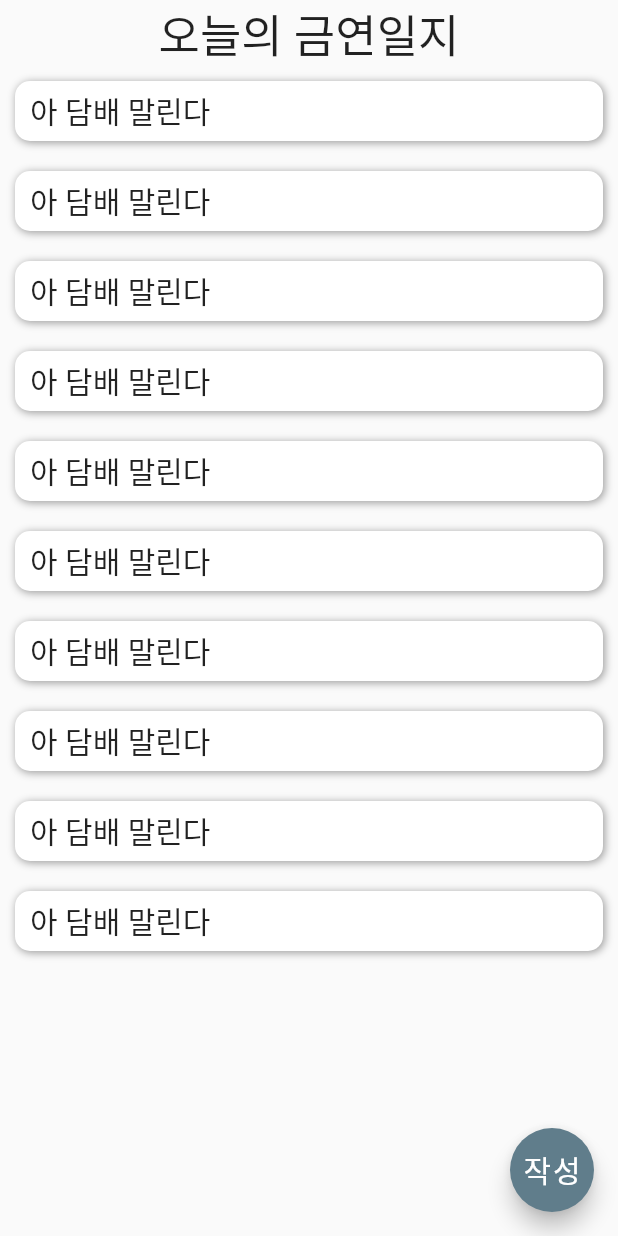
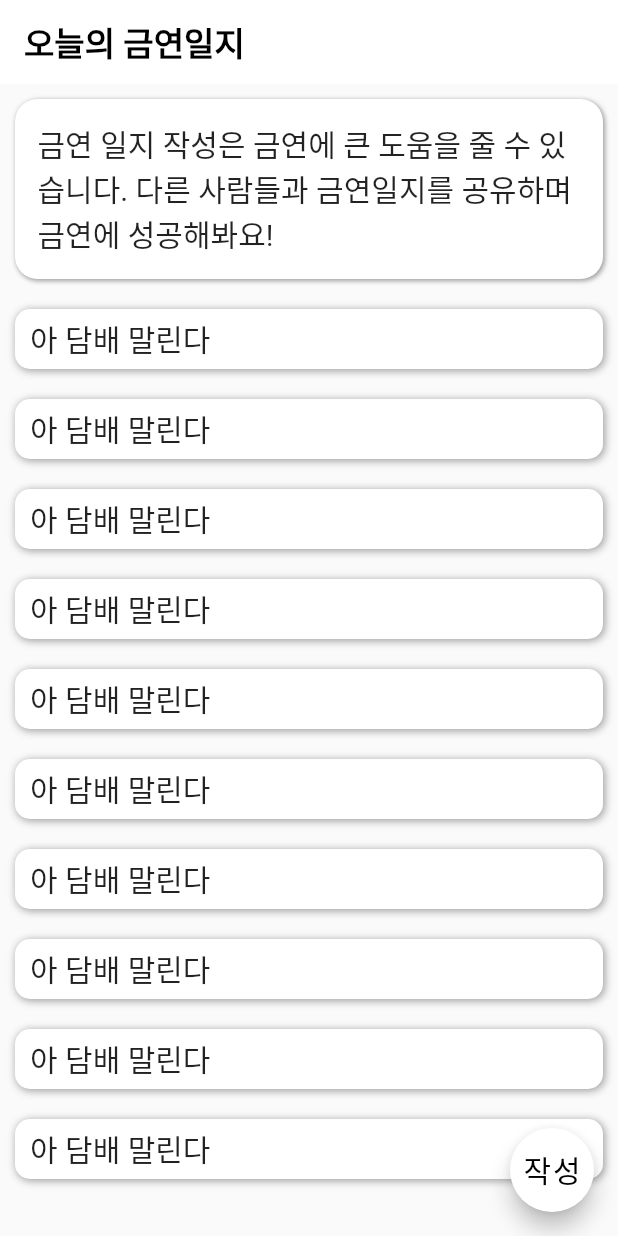
Before and after one commit to minjun-P/stop_smoking, a Flutter app: the RecordPage screen opened directly, on a phone screen of 412 x 824 dp. Run offline on Flutter 3.47's test engine with Material 2 defaults, Android fonts, the phone set to English and light mode, and no system bars; our stand-ins replace cloud_firestore, firebase_core, get, hive, hive_flutter; missing offline and left inert: flutter_vibrate; accounts and stored records are empty; Roboto replaces fonts that are missing (Kangwon).

Commit message:
꽤 진척

```diff
--- /dev/null
+++ b/lib/constants.dart
@@ -0,0 +1,23 @@
+import 'package:flutter/material.dart';
+
+// ! 메인 컬러
+const MaterialColor mWhite = MaterialColor(
+  0xFFFFFFFF,
+  <int, Color>{
+    50: Color(0xFFFFFFFF),
+    100: Color(0xFFFFFFFF),
+    200: Color(0xFFFFFFFF),
+    300: Color(0xFFFFFFFF),
+    400: Color(0xFFFFFFFF),
+    500: Color(0xFFFFFFFF),
+    600: Color(0xFFFFFFFF),
+    700: Color(0xFFFFFFFF),
+    800: Color(0xFFFFFFFF),
+    900: Color(0xFFFFFFFF),
+  },
+);
+// ! 메인 그림자 값
+const BoxShadow mShadow = BoxShadow(
+    color: Colors.grey, spreadRadius: 0.2, blurRadius: 2, offset: Offset(1, 1));
+// ! 메인 borderRadius
+BorderRadius mBorderRadius = BorderRadius.circular(15);
--- a/lib/main.dart
+++ b/lib/main.dart
@@ -2,6 +2,7 @@ import 'package:flutter/material.dart';
 import 'package:get/get.dart';
 import 'package:firebase_core/firebase_core.dart';
 import 'package:hive_flutter/hive_flutter.dart';
+import 'package:stop_smoking/constants.dart';
 
 import 'package:stop_smoking/main_controller.dart';
 import 'package:stop_smoking/models/user.dart';
@@ -35,10 +36,11 @@ class MyApp extends StatelessWidget {
       debugShowCheckedModeBanner: false,
       // * 기본 테마 설정
       theme: ThemeData(
-        primarySwatch: Colors.blueGrey,
+        primarySwatch: mWhite,
         appBarTheme: const AppBarTheme(
+            elevation: 0,
             titleTextStyle: TextStyle(
-                color: Colors.white,
+                color: Colors.black,
                 fontFamily: 'Kangwon',
                 fontSize: 22,
                 fontWeight: FontWeight.bold)),
--- a/lib/pages/record_page.dart
+++ b/lib/pages/record_page.dart
@@ -1,4 +1,5 @@
 import 'package:flutter/material.dart';
+import 'package:stop_smoking/constants.dart';
 
 class RecordPage extends StatelessWidget {
   const RecordPage({Key? key}) : super(key: key);
@@ -7,49 +8,61 @@ class RecordPage extends StatelessWidget {
   Widget build(BuildContext context) {
     return SafeArea(
       child: Scaffold(
+        appBar: AppBar(
+          title: const Text('오늘의 금연일지'),
+        ),
         body: Column(
           children: [
-            Text('오늘의 금연일지',style: TextStyle(fontSize: 30),),
+            Container(
+              margin: const EdgeInsets.all(10),
+              padding: const EdgeInsets.all(15),
+              decoration: BoxDecoration(
+                  boxShadow: const [mShadow],
+                  borderRadius: mBorderRadius,
+                  color: Colors.white),
+              child: const Text(
+                  '금연 일지 작성은 금연에 큰 도움을 줄 수 있습니다. 다른 사람들과 금연일지를 공유하며 금연에 성공해봐요!'),
+            ),
             Expanded(
               child: ListView.builder(
-                  itemBuilder: (context, index){
+                itemBuilder: (context, index) {
                   return Container(
                     height: 40,
-                      margin: EdgeInsets.all(10),
+                    margin: const EdgeInsets.all(10),
                     decoration: BoxDecoration(
-                        boxShadow: [
+                        boxShadow: const [
                           BoxShadow(
                               color: Colors.grey,
                               spreadRadius: 0.2,
                               blurRadius: 4,
-                            offset: Offset(1,1)
-                          )
+                              offset: Offset(1, 1))
                         ],
                         borderRadius: BorderRadius.circular(10),
-                        color: Colors.white
-                      ),
-                      padding: EdgeInsets.symmetric(horizontal: 10),
+                        color: Colors.white),
+                    padding: const EdgeInsets.symmetric(horizontal: 10),
                     alignment: Alignment.centerLeft,
-                      child: Text('아 담배 말린다'),
+                    child: const Text('아 담배 말린다'),
                   );
                 },
                 itemCount: 10,
-
               ),
             ),
           ],
         ),
         floatingActionButton: FloatingActionButton(
-          child: Text('작성',style: TextStyle(fontFamily: 'Kangwon',fontSize: 20)),
-          onPressed: (){
+          child: const Text('작성',
+              style: TextStyle(fontFamily: 'Kangwon', fontSize: 20)),
+          onPressed: () {
             showDialog(
                 context: context,
-                builder: (context){
-                  return AlertDialog(
-                    title: Text('오늘의 금연일지',style: TextStyle(fontFamily: 'Kangwon'),),
+                builder: (context) {
+                  return const AlertDialog(
+                    title: Text(
+                      '오늘의 금연일지',
+                      style: TextStyle(fontFamily: 'Kangwon'),
+                    ),
                   );
-                }
-            );
+                });
           },
         ),
       ),
```
Also changed, not shown: lib/main_screen.dart (+19 -11 lines), lib/pages/character_page.dart (+42 -46 lines), lib/pages/components/character.dart (added, +51 -0 lines), lib/pages/components/clock.dart (+57 -7 lines), lib/pages/components/clock_controller.dart (+9 -2 lines), lib/pages/components/level_status.dart (added, +37 -0 lines). Lines whose indentation alone changed are shown as unchanged.
